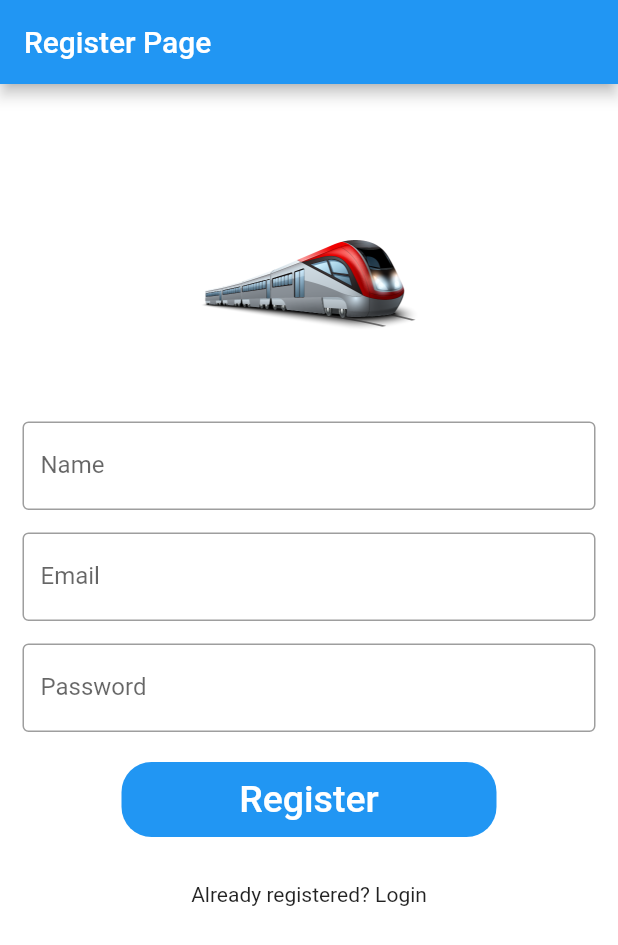
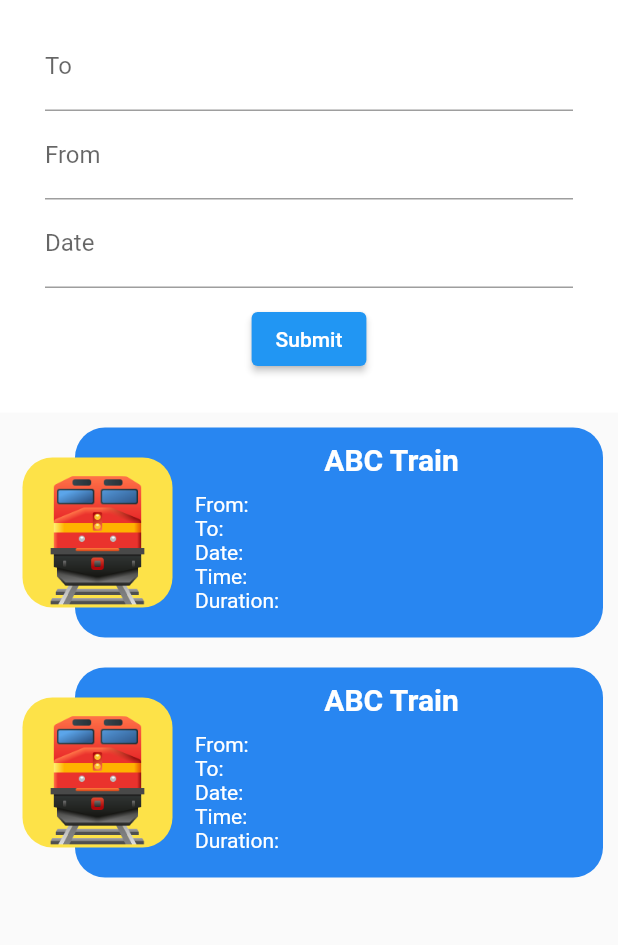
Before and after one commit to sajithapislk/Thiran---Sri-Lanka-Railway-System, a Flutter app: the screen it shows after launch, on a phone screen of 412 x 824 dp. Shown: the top 945 px of the screen. Run offline on Flutter 3.47's test engine with Material 2 defaults, Android fonts, the phone set to English and light mode, and no system bars; our stand-ins replace get, shared_preferences.

Commit message:
train find screen ui only

```diff
--- /dev/null
+++ b/app/lib/Screens/TrainFindScreen.dart
@@ -0,0 +1,141 @@
+import 'package:flutter/cupertino.dart';
+import 'package:flutter/material.dart';
+
+class TrainFindScreen extends StatefulWidget {
+  const TrainFindScreen({Key? key}) : super(key: key);
+
+  @override
+  State<TrainFindScreen> createState() => _TrainFindScreenState();
+}
+
+class _TrainFindScreenState extends State<TrainFindScreen> {
+  final _formKey = GlobalKey<FormState>();
+
+  @override
+  Widget build(BuildContext context) {
+    return Scaffold(
+      body: Column(
+        children: [
+          Container(
+            color: Colors.white,
+            padding: EdgeInsets.symmetric(vertical: 15, horizontal: 30),
+            child: Form(
+              key: _formKey,
+              child: Column(
+                children: <Widget>[
+                  TextFormField(
+                    decoration: InputDecoration(labelText: 'To'),
+                  ),
+                  TextFormField(
+                    decoration: InputDecoration(labelText: 'From'),
+                  ),
+                  TextFormField(
+                    decoration: InputDecoration(labelText: 'Date'),
+                  ),
+                  Container(
+                    margin: EdgeInsets.all(10.0),
+                    child: ElevatedButton(
+                      onPressed: () {},
+                      child: Text('Submit'),
+                    ),
+                  ),
+                ],
+              ),
+            ),
+          ),
+          Expanded(
+            child: ListView.builder(
+              itemCount: 2,
+              itemBuilder: (context, index) {
+                return Stack(
+                  // fit: StackFit.passthrough,
+                  children: [
+                    Container(
+                      margin: const EdgeInsets.fromLTRB(50, 10, 10, 10),
+                      padding: const EdgeInsets.fromLTRB(80, 10, 10, 10),
+                      height: 140,
+                      width: double.infinity,
+                      decoration: BoxDecoration(
+                        color: Color(0xFF2886F1),
+                        borderRadius: BorderRadius.circular(20),
+                      ),
+                      // color: Colors.red,
+                      child: Column(
+                        mainAxisAlignment: MainAxisAlignment.start,
+                        crossAxisAlignment: CrossAxisAlignment.start,
+                        children: [
+                          SizedBox(
+                            width:double.infinity,
+                            child: Text(
+                                "ABC Train",
+                                textAlign: TextAlign.center,
+                                style: TextStyle(
+                                  fontWeight: FontWeight.bold,
+                                  fontSize: 20,
+                                  color: Colors.white,
+                                )),
+                          ),
+                          const SizedBox(
+                            height: 10,
+                          ),
+                          Text(
+                            "From:",
+                            style: TextStyle(
+                                fontWeight: FontWeight.normal,
+                                fontSize: 14,
+                                color: Colors.white),
+                          ),
+                          Text(
+                            "To:",
+                            style: TextStyle(
+                                fontWeight: FontWeight.normal,
+                                fontSize: 14,
+                                color: Colors.white),
+                          ),
+                          Text(
+                            "Date:",
+                            style: TextStyle(
+                                fontWeight: FontWeight.normal,
+                                fontSize: 14,
+                                color: Colors.white),
+                          ),
+                          Text(
+                            "Time:",
+                            style: TextStyle(
+                                fontWeight: FontWeight.normal,
+                                fontSize: 14,
+                                color: Colors.white),
+                          ),
+                          Text(
+                            "Duration:",
+                            style: TextStyle(
+                                fontWeight: FontWeight.normal,
+                                fontSize: 14,
+                                color: Colors.white),
+                          ),
+                        ],
+                      ),
+                    ),
+                    Positioned(
+                        top: 30,
+                        left: 15,
+                        child: Container(
+                          height: 100,
+                          width: 100,
+                          decoration: BoxDecoration(
+                            color: Color(0xFFFDE248),
+                            borderRadius: BorderRadius.circular(20),
+                          ),
+                          child: Image.asset('assets/icon/train_192px.png'),
+                        )
+                    )
+                  ],
+                );
+              },
+            ),
+          )
+        ],
+      ),
+    );
+  }
+}
--- a/app/lib/main.dart
+++ b/app/lib/main.dart
@@ -1,5 +1,5 @@
-import 'package:app/Screens/LoginScreen.dart';
-import 'package:app/Screens/RegisterScreen.dart';
+import 'package:app/Screens/HomeScreen.dart';
+import 'package:app/Screens/TrainFindScreen.dart';
 import 'package:flutter/material.dart';
 import 'package:get/get.dart';
 
@@ -18,7 +18,7 @@ class MyApp extends StatelessWidget {
       theme: ThemeData(
         primarySwatch: Colors.blue,
       ),
-      home: RegisterScreen(),
+      home: TrainFindScreen(),
     );
   }
 }
--- a/app/pubspec.yaml
+++ b/app/pubspec.yaml
@@ -65,6 +65,7 @@ flutter:
   # To add assets to your application, add an assets section, like this:
   assets:
     - assets/img/
+    - assets/icon/
   #   - images/a_dot_ham.jpeg
 
   # An image asset can refer to one or more resolution-specific "variants", see
```
Also changed, not shown: app/lib/Screens/HomeScreen.dart (+130 -1 lines), app/assets/icon/train_192px.png (added).
